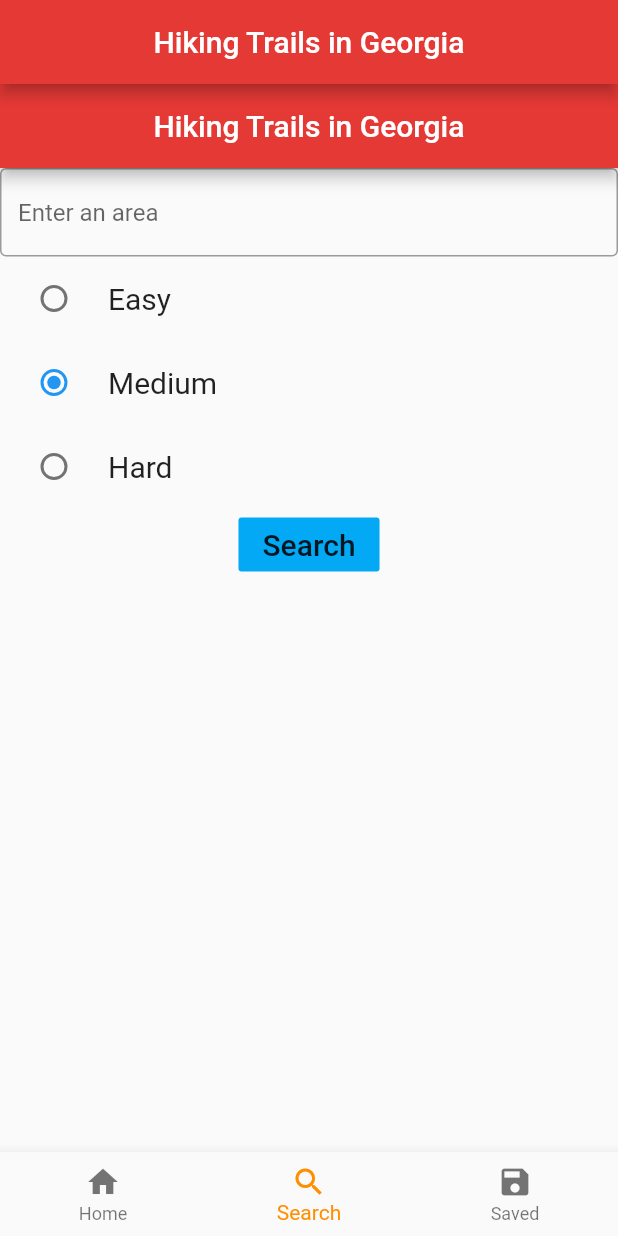
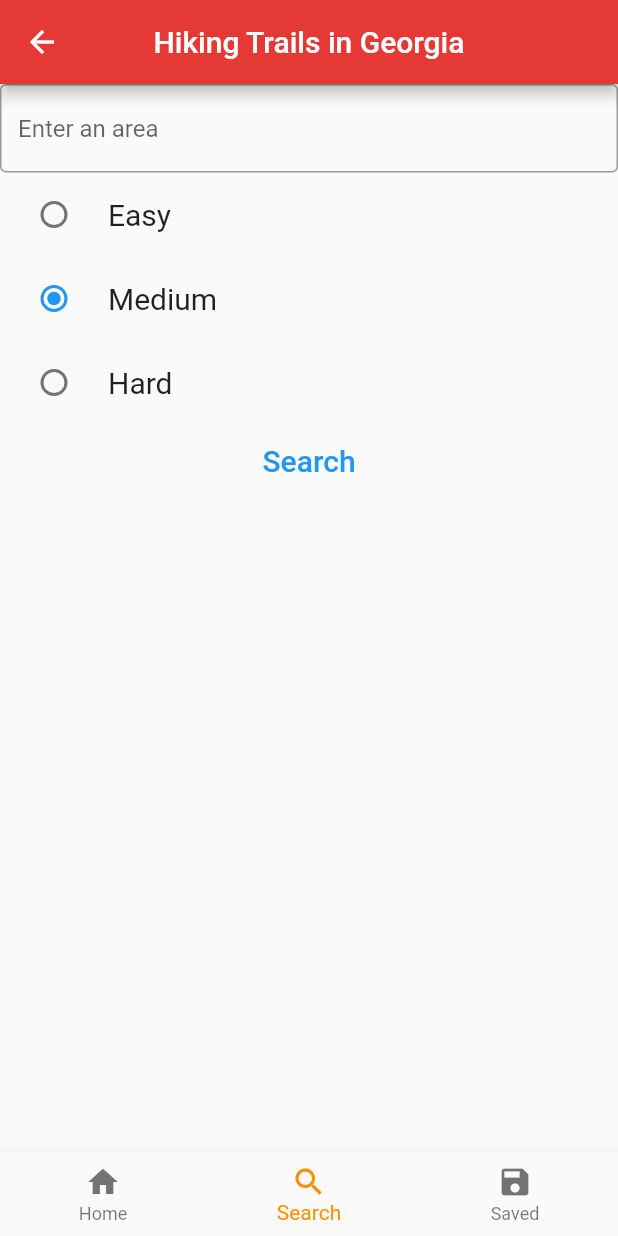
Before and after one commit to thatgirlprogrammer/HikingTrailApp, a Flutter app: the AppController screen opened directly, item 2 of the bottom bar chosen, after a tap on "Medium", on a phone screen of 412 x 824 dp. Run offline on Flutter 3.47's test engine with Material 2 defaults, Android fonts, the phone set to English and light mode, and no system bars; missing offline and left inert: hiking_trail_app; statements that could not run were skipped.

Commit message:
Add files via upload

```diff
--- /dev/null
+++ b/lib/AppController.dart
@@ -0,0 +1,62 @@
+import 'package:flutter/material.dart';
+import 'package:hiking_trail_app/SavedTrails.dart';
+import "Login.dart";
+import 'Signup.dart';
+import 'HomeView.dart';
+import 'Search.dart';
+
+class AppController extends StatefulWidget {
+  const AppController({super.key});
+
+  @override
+  State<AppController> createState() => _AppControllerState();
+}
+
+class _AppControllerState extends State<AppController> {
+  int _selectedIndex = 0;
+  static const TextStyle optionStyle =
+      TextStyle(fontSize: 30, fontWeight: FontWeight.bold);
+  static const List<Widget> _widgetOptions = <Widget>[
+    HomeView(),
+    SearchWidget(),
+    SavedWidget(),
+  ];
+
+  void _onItemTapped(int index) {
+    setState(() {
+      _selectedIndex = index;
+    });
+  }
+
+  @override
+  Widget build(BuildContext context) {
+    return Scaffold(
+      appBar: AppBar(
+          title: const Text('Hiking Trails in Georgia'),
+          centerTitle: true,
+          backgroundColor: Colors.red[600]),
+      body: Center(
+        child: _widgetOptions.elementAt(_selectedIndex),
+      ),
+      bottomNavigationBar: BottomNavigationBar(
+        items: const <BottomNavigationBarItem>[
+          BottomNavigationBarItem(
+            icon: Icon(Icons.home),
+            label: 'Home',
+          ),
+          BottomNavigationBarItem(
+            icon: Icon(Icons.search),
+            label: 'Search',
+          ),
+          BottomNavigationBarItem(
+            icon: Icon(Icons.save),
+            label: 'Saved',
+          ),
+        ],
+        currentIndex: _selectedIndex,
+        selectedItemColor: Colors.amber[800],
+        onTap: _onItemTapped,
+      ),
+    );
+  }
+}
--- /dev/null
+++ b/lib/HomeView.dart
@@ -0,0 +1,36 @@
+import 'package:flutter/material.dart';
+import 'Signup.dart';
+
+class HomeView extends StatelessWidget {
+  const HomeView({Key? key}) : super(key: key);
+
+  @override
+  Widget build(BuildContext context) {
+    return Scaffold(
+        body: Column(children: <Widget>[
+      const Text(
+        "Welcome",
+        style: TextStyle(fontSize: 40),
+      ),
+      Align(
+        alignment: Alignment.centerLeft,
+        child: Container(
+          child: const Text(
+            "Trails near you",
+            style: TextStyle(fontSize: 30),
+          ),
+        ),
+      ),
+      Expanded(
+        flex: 3,
+        child: Container(
+          alignment: Alignment.topCenter,
+          margin: const EdgeInsets.all(0),
+          padding: const EdgeInsets.all(30.0),
+          color: Colors.white,
+          child: Image.asset('assets/images/trail.jpeg'),
+        ),
+      ),
+    ]));
+  }
+}
--- /dev/null
+++ b/lib/Search.dart
@@ -0,0 +1,64 @@
+import 'package:flutter/material.dart';
+
+enum SingingCharacter { Easy, Medium, Hard }
+
+class SearchWidget extends StatefulWidget {
+  const SearchWidget({super.key});
+
+  @override
+  State<SearchWidget> createState() => _SearchWidgetState();
+}
+
+class _SearchWidgetState extends State<SearchWidget> {
+  SingingCharacter? _difficulty = SingingCharacter.Easy;
+
+  @override
+  Widget build(BuildContext context) {
+    return Scaffold(
+        body: Column(children: <Widget>[
+      const TextField(
+        decoration: InputDecoration(
+          border: OutlineInputBorder(),
+          hintText: 'Enter an area',
+        ),
+      ),
+      RadioListTile<SingingCharacter>(
+        title: const Text('Easy', style: TextStyle(fontSize: 20.0)),
+        value: SingingCharacter.Easy,
+        groupValue: _difficulty,
+        onChanged: (SingingCharacter? value) {
+          setState(() {
+            _difficulty = value;
+          });
+        },
+      ),
+      RadioListTile<SingingCharacter>(
+        title: const Text('Medium', style: TextStyle(fontSize: 20.0)),
+        value: SingingCharacter.Medium,
+        groupValue: _difficulty,
+        onChanged: (SingingCharacter? value) {
+          setState(() {
+            _difficulty = value;
+          });
+        },
+      ),
+      RadioListTile<SingingCharacter>(
+        title: const Text('Hard', style: TextStyle(fontSize: 20.0)),
+        value: SingingCharacter.Hard,
+        groupValue: _difficulty,
+        onChanged: (SingingCharacter? value) {
+          setState(() {
+            _difficulty = value;
+          });
+        },
+      ),
+      TextButton(
+        style: ButtonStyle(
+          foregroundColor: MaterialStateProperty.all<Color>(Colors.blue),
+        ),
+        onPressed: () {},
+        child: const Text('Search', style: TextStyle(fontSize: 20.0)),
+      )
+    ]));
+  }
+}
--- a/lib/main.dart
+++ b/lib/main.dart
@@ -1,4 +1,7 @@
 import 'package:flutter/material.dart';
+import 'AppController.dart';
+import 'Signup.dart';
+import 'Login.dart';
 
 void main() => runApp(const MyApp());
 
@@ -11,35 +14,21 @@ class MyApp extends StatelessWidget {
   Widget build(BuildContext context) {
     return const MaterialApp(
       title: _title,
-      home: AppController(),
+      home: FirstView(),
     );
   }
 }
 
-class AppController extends StatefulWidget {
-  const AppController({super.key});
+class FirstView extends StatelessWidget {
+  const FirstView({Key? key}) : super(key: key);
+  void _navigateToNextScreen(BuildContext context) {
+    Navigator.of(context)
+        .push(MaterialPageRoute(builder: (context) => SignupWidget()));
+  }
 
-  @override
-  State<AppController> createState() => _AppControllerState();
-}
-
-class _AppControllerState extends State<AppController> {
-  int _selectedIndex = 0;
-  static const TextStyle optionStyle =
-  TextStyle(fontSize: 30, fontWeight: FontWeight.bold);
-  static const List<Widget> _widgetOptions = <Widget>[
-    HomeView(),
-    SearchWidget(),
-    Text(
-      'Index 2: Saved Trails',
-      style: optionStyle,
-    ),
-  ];
-
-  void _onItemTapped(int index) {
-    setState(() {
-      _selectedIndex = index;
-    });
+  void _navigateToNextScreen1(BuildContext context) {
+    Navigator.of(context)
+        .push(MaterialPageRoute(builder: (context) => LoginWidget()));
   }
 
   @override
@@ -48,140 +37,46 @@ class _AppControllerState extends State<AppController> {
         appBar: AppBar(
             title: const Text('Hiking Trails in Georgia'),
             centerTitle: true,
-            backgroundColor: Colors.red[600]
-        ),
-      body: Center(
-        child: _widgetOptions.elementAt(_selectedIndex),
-      ),
-      bottomNavigationBar: BottomNavigationBar(
-        items: const <BottomNavigationBarItem>[
-          BottomNavigationBarItem(
-            icon: Icon(Icons.home),
-            label: 'Home',
+            backgroundColor: Colors.red[600]),
+        body: Column(children: <Widget>[
+          TextButton(
+            style: ButtonStyle(
+                padding: MaterialStateProperty.all<EdgeInsets>(
+                    const EdgeInsets.all(20)),
+                foregroundColor: MaterialStateProperty.all<Color>(Colors.white),
+                backgroundColor:
+                    MaterialStateProperty.all<Color>(Colors.lightBlue)),
+            onPressed: () {
+              _navigateToNextScreen(context);
+            },
+            child: const Text('Signup', style: TextStyle(fontSize: 20.0)),
           ),
-          BottomNavigationBarItem(
-            icon: Icon(Icons.search),
-            label: 'Search',
+          SizedBox(height: 16),
+          TextButton(
+            style: ButtonStyle(
+                padding: MaterialStateProperty.all<EdgeInsets>(
+                    const EdgeInsets.all(20)),
+                foregroundColor: MaterialStateProperty.all<Color>(Colors.white),
+                backgroundColor:
+                    MaterialStateProperty.all<Color>(Colors.lightBlue)),
+            onPressed: () {
+              LoginWidget();
+            },
+            child: const Text('Login', style: TextStyle(fontSize: 20.0)),
           ),
-          BottomNavigationBarItem(
-            icon: Icon(Icons.save),
-            label: 'Saved',
+          Expanded(
+            flex: 3,
+            child: Container(
+              alignment: Alignment.topCenter,
+              margin: const EdgeInsets.all(0),
+              padding: const EdgeInsets.all(20.0),
+              color: Colors.white,
+              child: Image.asset('assets/images/trail.jpeg'),
+            ),
           ),
-        ],
-        currentIndex: _selectedIndex,
-        selectedItemColor: Colors.amber[800],
-        onTap: _onItemTapped,
-      ),
-    );
+        ]));
   }
 }
-
-
-
-class HomeView extends StatelessWidget {
-  const HomeView({Key? key}) : super(key: key);
-
-  @override
-  Widget build(BuildContext context) {
-    return Scaffold(
-      body: Column (
-          children: <Widget> [
-              Expanded(
-                flex: 3,
-                child: Container (
-                margin: const EdgeInsets.all(40.0),
-                padding: const EdgeInsets.all(30.0),
-                color: Colors.grey[400],
-                  child: Image.asset('flutter/assets/Images/trail.jpeg'),
-            ),
-          ),
-
-        ]
-      )
-    );
-  }
-}
-
-
-enum SingingCharacter { Easy, Medium, Hard }
-
-class SearchWidget extends StatefulWidget {
-  const SearchWidget({super.key});
-
-  @override
-  State<SearchWidget> createState() => _SearchWidgetState();
-}
-
-
-class _SearchWidgetState extends State<SearchWidget> {
-  SingingCharacter? _difficulty = SingingCharacter.Easy;
-
-  @override
-  Widget build(BuildContext context) {
-    return Scaffold(
-        appBar: AppBar(
-            title: const Text('Hiking Trails in Georgia'),
-            centerTitle: true,
-            backgroundColor: Colors.red[600]
-        ),
-        body: Column (
-            children: <Widget> [
-               const TextField(
-                   decoration: InputDecoration(
-                       border: OutlineInputBorder(),
-                       hintText: 'Enter an area',
-                  ),
-               ),
-              RadioListTile<SingingCharacter>(
-                title: const Text('Easy',
-                    style: TextStyle(fontSize: 20.0)),
-                value: SingingCharacter.Easy,
-                groupValue: _difficulty,
-                onChanged: (SingingCharacter? value) {
-                  setState(() {
-                   _difficulty = value;
-                  });
-                },
-              ),
-              RadioListTile<SingingCharacter>(
-                title: const Text('Medium',
-                    style: TextStyle(fontSize: 20.0)),
-                value: SingingCharacter.Medium,
-                groupValue: _difficulty,
-                onChanged: (SingingCharacter? value) {
-                  setState(() {
-                    _difficulty = value;
-                  });
-                },
-              ),
-              RadioListTile<SingingCharacter>(
-                title: const Text('Hard',
-                    style: TextStyle(fontSize: 20.0)),
-                value: SingingCharacter.Hard,
-                groupValue: _difficulty,
-                onChanged: (SingingCharacter? value) {
-                  setState(() {
-                    _difficulty = value;
-                  });
-                },
-              ),
-              FlatButton(
-                child: const Text('Search',
-                  style: TextStyle(fontSize: 20.0),),
-                  color: Colors.lightBlue,
-                onPressed: () {},
-              ),
-
-            ]
-        )
-    );
-  }
-}
-
-
-
-
-
 
 /*
 class AddImages extends StatefulWidget {
```
Also changed, not shown: lib/Login.dart (added, +68 -0 lines), lib/SavedTrails.dart (added, +22 -0 lines), lib/Signup.dart (added, +92 -0 lines), 12 other files.
